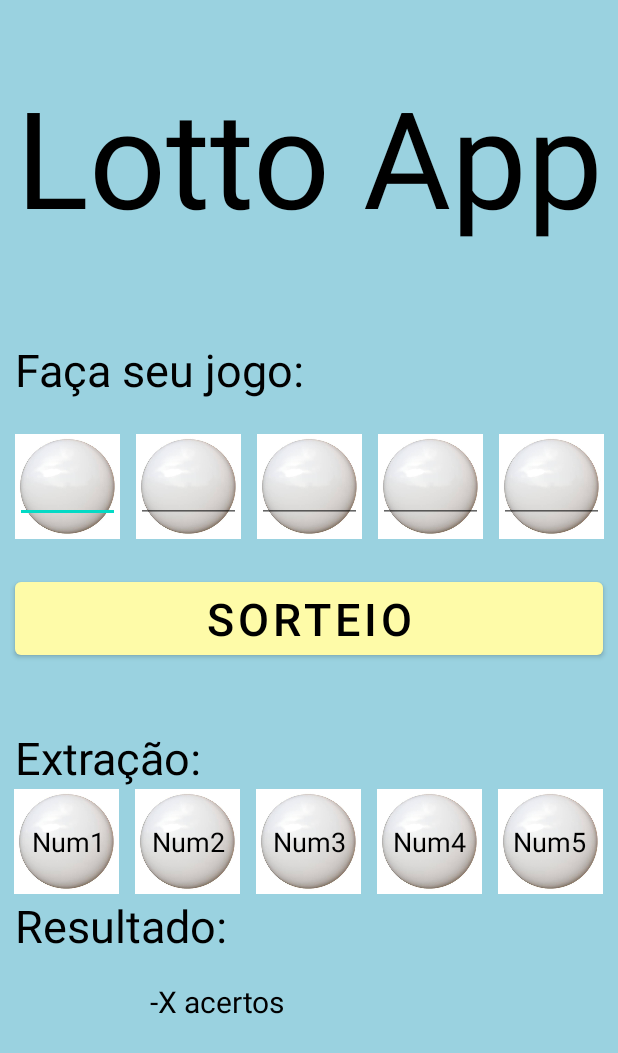
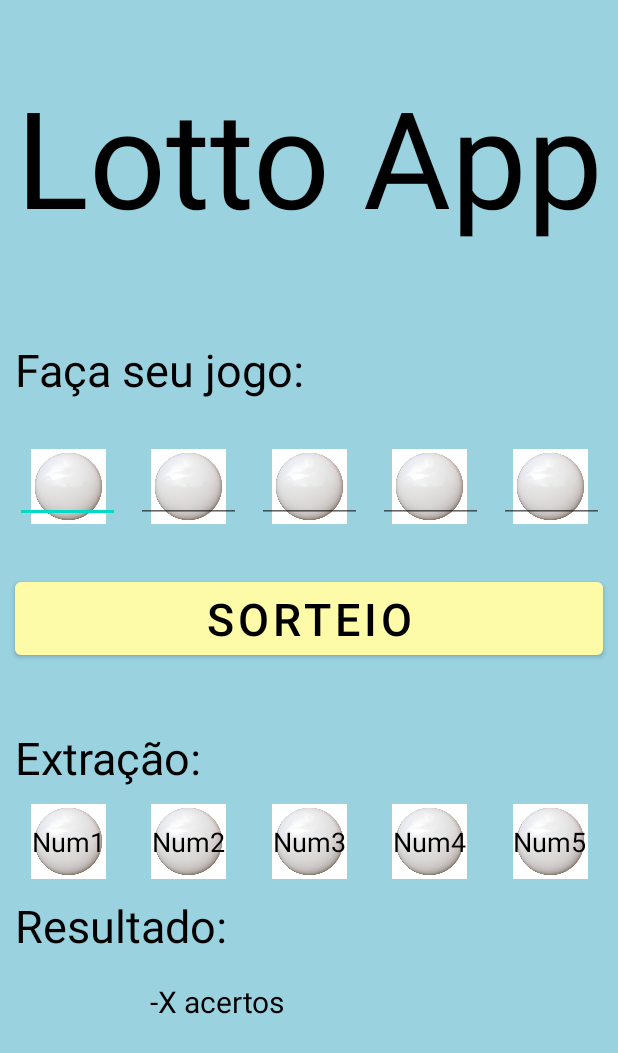
Before and after one commit to Renato-Bonardo/LottoTron, an Android app: the screen it shows after launch (MainActivity), on a phone screen of 412 x 824 dp. Shown: the top 1053 px of the screen. Run offline under Robolectric (Android 15) with nearby library versions, the light colour scheme and no system bars.

Commit message:
LottoTron 3ª parte
Corrigido e colocados os paddings.

```diff
--- a/app/src/main/res/layout/activity_main.xml
+++ b/app/src/main/res/layout/activity_main.xml
@@ -125,28 +125,26 @@
         android:id="@+id/img_ball"
         android:layout_width="70dp"
         android:layout_height="70dp"
-        android:layout_marginStart="10dp"
-        android:layout_marginLeft="10dp"
-        android:layout_marginTop="10dp"
-        android:layout_marginEnd="5dp"
-        android:layout_marginRight="5dp"
-        android:layout_marginBottom="10dp"
+        android:paddingStart="10dp"
+        android:paddingLeft="10dp"
+        android:paddingTop="10dp"
+        android:paddingRight="10dp"
+        android:paddingBottom="10dp"
         app:layout_constraintBottom_toTopOf="@+id/button_draw"
         app:layout_constraintEnd_toStartOf="@+id/img_ball1"
         app:layout_constraintStart_toStartOf="parent"
         app:layout_constraintTop_toBottomOf="@+id/text_make_game"
-        app:srcCompat="@drawable/bola"/>/>
+        app:srcCompat="@drawable/bola" />/>
 
     <ImageView
         android:id="@+id/img_ball1"
         android:layout_width="70dp"
         android:layout_height="70dp"
-        android:layout_marginStart="5dp"
-        android:layout_marginLeft="5dp"
-        android:layout_marginTop="10dp"
-        android:layout_marginEnd="5dp"
-        android:layout_marginRight="5dp"
-        android:layout_marginBottom="10dp"
+        android:paddingStart="10dp"
+        android:paddingLeft="10dp"
+        android:paddingTop="10dp"
+        android:paddingRight="10dp"
+        android:paddingBottom="10dp"
         app:layout_constraintBottom_toTopOf="@+id/button_draw"
         app:layout_constraintEnd_toStartOf="@+id/img_ball2"
         app:layout_constraintStart_toEndOf="@+id/img_ball"
@@ -157,12 +155,11 @@
         android:id="@+id/img_ball2"
         android:layout_width="70dp"
         android:layout_height="70dp"
-        android:layout_marginStart="5dp"
-        android:layout_marginLeft="5dp"
-        android:layout_marginTop="10dp"
-        android:layout_marginEnd="5dp"
-        android:layout_marginRight="5dp"
-        android:layout_marginBottom="10dp"
+        android:paddingStart="10dp"
+        android:paddingLeft="10dp"
+        android:paddingTop="10dp"
+        android:paddingRight="10dp"
+        android:paddingBottom="10dp"
         app:layout_constraintBottom_toTopOf="@+id/button_draw"
         app:layout_constraintEnd_toStartOf="@+id/img_ball3"
         app:layout_constraintStart_toEndOf="@+id/img_ball1"
@@ -173,12 +170,11 @@
         android:id="@+id/img_ball3"
         android:layout_width="70dp"
         android:layout_height="70dp"
-        android:layout_marginStart="5dp"
-        android:layout_marginLeft="5dp"
-        android:layout_marginTop="10dp"
-        android:layout_marginEnd="5dp"
-        android:layout_marginRight="5dp"
-        android:layout_marginBottom="10dp"
+        android:paddingStart="10dp"
+        android:paddingLeft="10dp"
+        android:paddingTop="10dp"
+        android:paddingRight="10dp"
+        android:paddingBottom="10dp"
         app:layout_constraintBottom_toTopOf="@+id/button_draw"
         app:layout_constraintEnd_toStartOf="@+id/img_ball4"
         app:layout_constraintStart_toEndOf="@+id/img_ball2"
@@ -189,12 +185,12 @@
         android:id="@+id/img_ball4"
         android:layout_width="70dp"
         android:layout_height="70dp"
-        android:layout_marginStart="5dp"
-        android:layout_marginLeft="5dp"
-        android:layout_marginTop="10dp"
-        android:layout_marginEnd="10dp"
-        android:layout_marginRight="10dp"
-        android:layout_marginBottom="10dp"
+        android:paddingStart="10dp"
+        android:paddingLeft="10dp"
+        android:paddingTop="10dp"
+
+        android:paddingRight="10dp"
+        android:paddingBottom="10dp"
         app:layout_constraintBottom_toTopOf="@+id/button_draw"
         app:layout_constraintEnd_toEndOf="parent"
         app:layout_constraintStart_toEndOf="@+id/img_ball3"
@@ -310,12 +306,11 @@
         android:id="@+id/ball_extract"
         android:layout_width="70dp"
         android:layout_height="70dp"
-        android:layout_marginStart="10dp"
-        android:layout_marginLeft="10dp"
-        android:layout_marginTop="10dp"
-        android:layout_marginEnd="5dp"
-        android:layout_marginRight="5dp"
-        android:layout_marginBottom="10dp"
+        android:paddingStart="10dp"
+        android:paddingLeft="10dp"
+        android:paddingTop="10dp"
+        android:paddingRight="10dp"
+        android:paddingBottom="10dp"
         app:layout_constraintBottom_toTopOf="@+id/text_result"
         app:layout_constraintEnd_toStartOf="@+id/ball_extract1"
         app:layout_constraintStart_toStartOf="parent"
@@ -326,12 +321,11 @@
         android:id="@+id/ball_extract1"
         android:layout_width="70dp"
         android:layout_height="70dp"
-        android:layout_marginStart="5dp"
-        android:layout_marginLeft="5dp"
-        android:layout_marginTop="10dp"
-        android:layout_marginEnd="5dp"
-        android:layout_marginRight="5dp"
-        android:layout_marginBottom="10dp"
+        android:paddingStart="10dp"
+        android:paddingLeft="10dp"
+        android:paddingTop="10dp"
+        android:paddingRight="10dp"
+        android:paddingBottom="10dp"
         app:layout_constraintBottom_toTopOf="@+id/text_result"
         app:layout_constraintEnd_toStartOf="@+id/ball_extract2"
         app:layout_constraintStart_toEndOf="@+id/ball_extract"
@@ -342,12 +336,11 @@
         android:id="@+id/ball_extract2"
         android:layout_width="70dp"
         android:layout_height="70dp"
-        android:layout_marginStart="5dp"
-        android:layout_marginLeft="5dp"
-        android:layout_marginTop="10dp"
-        android:layout_marginEnd="5dp"
-        android:layout_marginRight="5dp"
-        android:layout_marginBottom="10dp"
+        android:paddingStart="10dp"
+        android:paddingLeft="10dp"
+        android:paddingTop="10dp"
+        android:paddingRight="10dp"
+        android:paddingBottom="10dp"
         app:layout_constraintBottom_toTopOf="@+id/text_result"
         app:layout_constraintEnd_toStartOf="@+id/ball_extract3"
         app:layout_constraintStart_toEndOf="@+id/ball_extract1"
@@ -358,12 +351,11 @@
         android:id="@+id/ball_extract3"
         android:layout_width="70dp"
         android:layout_height="70dp"
-        android:layout_marginStart="5dp"
-        android:layout_marginLeft="5dp"
-        android:layout_marginTop="10dp"
-        android:layout_marginEnd="5dp"
-        android:layout_marginRight="5dp"
-        android:layout_marginBottom="10dp"
+        android:paddingStart="10dp"
+        android:paddingLeft="10dp"
+        android:paddingTop="10dp"
+        android:paddingRight="10dp"
+        android:paddingBottom="10dp"
         app:layout_constraintBottom_toTopOf="@+id/text_result"
         app:layout_constraintEnd_toEndOf="@id/ball_extract4"
         app:layout_constraintStart_toEndOf="@+id/ball_extract2"
@@ -374,12 +366,11 @@
         android:id="@+id/ball_extract4"
         android:layout_width="70dp"
         android:layout_height="70dp"
-        android:layout_marginStart="5dp"
-        android:layout_marginLeft="5dp"
-        android:layout_marginTop="10dp"
-        android:layout_marginEnd="10dp"
-        android:layout_marginRight="10dp"
-        android:layout_marginBottom="10dp"
+        android:paddingStart="10dp"
+        android:paddingLeft="10dp"
+        android:paddingTop="10dp"
+        android:paddingRight="10dp"
+        android:paddingBottom="10dp"
         app:layout_constraintBottom_toTopOf="@+id/text_result"
         app:layout_constraintEnd_toEndOf="parent"
         app:layout_constraintStart_toEndOf="@id/ball_extract3"
```
